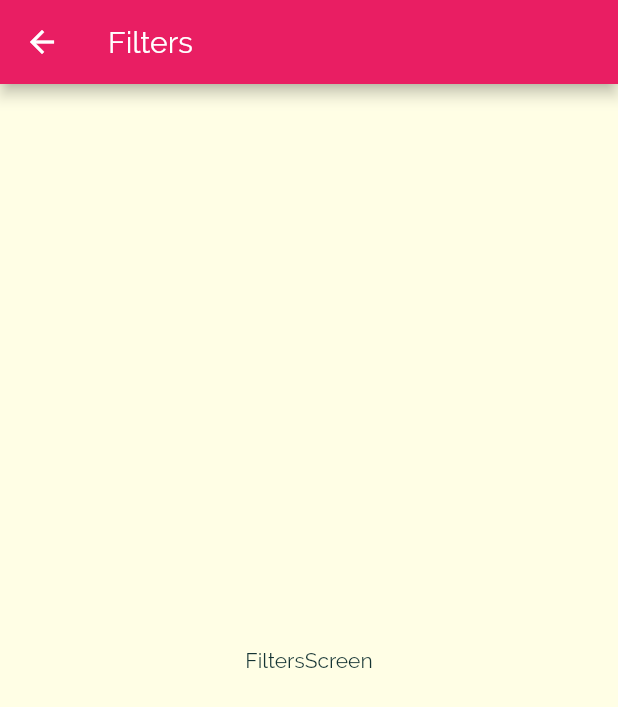
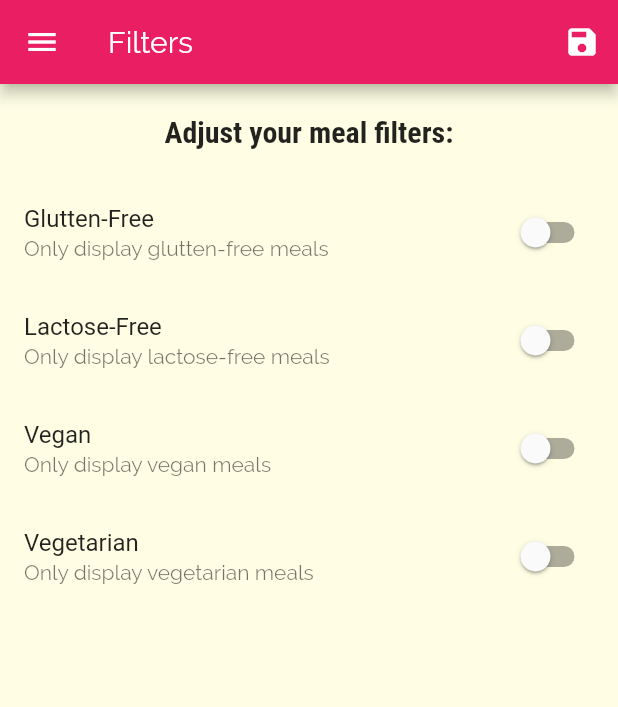
Before and after one commit to Gleisser/flutter_guide_meals, a Flutter app: the FiltersScreen screen opened by its route, on a phone screen of 412 x 824 dp. Shown: the top 707 px of the screen. Run offline on Flutter 3.47's test engine with Material 2 defaults, Android fonts, the light colour scheme and no system bars.

Commit message:
Initial Commit

```diff
--- a/lib/main.dart
+++ b/lib/main.dart
@@ -1,13 +1,70 @@
 import 'package:flutter/material.dart';
+import 'package:flutter_complete_guide/dummy_data.dart';
 import 'package:flutter_complete_guide/screens/category_meals_screen.dart';
 import 'package:flutter_complete_guide/screens/filters_screen.dart';
 import 'package:flutter_complete_guide/widgets/meal_details.dart';
 
+import 'models/meal.dart';
 import 'screens/tabs_screen.dart';
 
 void main() => runApp(MyApp());
 
-class MyApp extends StatelessWidget {
+class MyApp extends StatefulWidget {
+  @override
+  _MyAppState createState() => _MyAppState();
+}
+
+class _MyAppState extends State<MyApp> {
+  List<Meal> _availableMeals = DUMMY_MEALS;
+  List<Meal> _favoriteMeals = [];
+
+  Map<String, bool> _filters = {
+    "gluten": false,
+    "vegan": false,
+    "vegetarian": false,
+    "lactose": false,
+  };
+
+  void _setFilters(Map<String, bool> filterData) {
+    setState(() {
+      _filters = filterData;
+      _availableMeals = DUMMY_MEALS.where((meal) {
+        print(meal.isGlutenFree);
+        if (_filters["gluten"] && !meal.isGlutenFree) {
+          return false;
+        }
+        if (filterData["vegan"] && !meal.isVegan) {
+          return false;
+        }
+        if (filterData["vegetarian"] && !meal.isVegetarian) {
+          return false;
+        }
+        if (filterData["lactose"] && !meal.isLactoseFree) {
+          return false;
+        }
+        return true;
+      }).toList();
+    });
+  }
+
+  void _toggleFavourite(String mealId) {
+    setState(() {
+      int existingIndex =
+          this._favoriteMeals.indexWhere((meal) => meal.id == mealId);
+      if (existingIndex >= 0) {
+        this._favoriteMeals.removeAt(existingIndex);
+      } else {
+        this
+            ._favoriteMeals
+            .add(DUMMY_MEALS.firstWhere(((meal) => meal.id == mealId)));
+      }
+    });
+  }
+
+  bool isFavorited(id) {
+    return _favoriteMeals.any((meal) => meal.id == id);
+  }
+
   @override
   Widget build(BuildContext context) {
     return MaterialApp(
@@ -33,10 +90,12 @@ class MyApp extends StatelessWidget {
       ),
       //home: Categories(),
       routes: {
-        '/': (ctx) => TabsScreen(),
-        CategoryMealsScreen.routeName: (ctx) => CategoryMealsScreen(),
-        MealDetailsPage.routeName: (ctx) => MealDetailsPage(),
-        FiltersScreen.routeName: (ctx) => FiltersScreen(),
+        '/': (ctx) => TabsScreen(_favoriteMeals),
+        CategoryMealsScreen.routeName: (ctx) =>
+            CategoryMealsScreen(_availableMeals),
+        MealDetailsPage.routeName: (ctx) =>
+            MealDetailsPage(isFavorited, _toggleFavourite),
+        FiltersScreen.routeName: (ctx) => FiltersScreen(_filters, _setFilters),
       },
     );
   }
--- a/lib/screens/favourites_screen.dart
+++ b/lib/screens/favourites_screen.dart
@@ -1,12 +1,33 @@
 import 'package:flutter/material.dart';
+import 'package:flutter_complete_guide/models/meal.dart';
+import 'package:flutter_complete_guide/widgets/meal_item.dart';
 
 class FavouritesScreen extends StatelessWidget {
-  const FavouritesScreen({Key key}) : super(key: key);
+  List<Meal> favoratedMeals;
+
+  FavouritesScreen(this.favoratedMeals);
 
   @override
   Widget build(BuildContext context) {
-    return Center(
-      child: Text("Favourites"),
-    );
+    if (favoratedMeals.isEmpty) {
+      return Center(
+        child: Text("No Favorites found, please add some"),
+      );
+    } else {
+      return ListView.builder(
+        itemBuilder: (ctx, i) {
+          final meal = favoratedMeals[i];
+          return MealItem(
+            id: meal.id,
+            title: meal.title,
+            imageUrl: meal.imageUrl,
+            duration: meal.duration,
+            complexity: meal.complexity,
+            affordability: meal.affordability,
+          );
+        },
+        itemCount: favoratedMeals.length,
+      );
+    }
   }
 }
--- a/lib/screens/filters_screen.dart
+++ b/lib/screens/filters_screen.dart
@@ -1,17 +1,104 @@
 import 'package:flutter/material.dart';
+import 'package:flutter_complete_guide/widgets/main_drawer.dart';
 
-class FiltersScreen extends StatelessWidget {
-  const FiltersScreen({Key key}) : super(key: key);
+class FiltersScreen extends StatefulWidget {
   static const String routeName = '/filters';
+
+  final Map<String, bool> filterData;
+  final Function setFilters;
+
+  FiltersScreen(this.filterData, this.setFilters);
+
+  @override
+  _FiltersScreenState createState() => _FiltersScreenState();
+}
+
+class _FiltersScreenState extends State<FiltersScreen> {
+  bool _gluttenFree = false;
+  bool _lactoseFree = false;
+  bool _vegan = false;
+  bool _vegetarian = false;
+
+  @override
+  void initState() {
+    _gluttenFree = widget.filterData["gluten"];
+    _lactoseFree = widget.filterData["lactose"];
+    _vegan = widget.filterData["vegan"];
+    _vegetarian = widget.filterData["vegetarian"];
+    super.initState();
+  }
+
+  SwitchListTile _buildSwitchListTile(
+      String title, String subtitle, bool currentValue, Function updateState) {
+    return SwitchListTile(
+      title: Text(title),
+      subtitle: Text(subtitle),
+      value: currentValue,
+      onChanged: updateState,
+    );
+  }
 
   @override
   Widget build(BuildContext context) {
     return Scaffold(
       appBar: AppBar(
         title: Text("Filters"),
+        actions: [
+          IconButton(
+              onPressed: () {
+                final selectedFilters = {
+                  "gluten": _gluttenFree,
+                  "vegan": _vegan,
+                  "vegetarian": _vegetarian,
+                  "lactose": _lactoseFree,
+                };
+                widget.setFilters(selectedFilters);
+              },
+              icon: Icon(Icons.save))
+        ],
       ),
-      body: Center(
-        child: Text("FiltersScreen"),
+      drawer: MainDrawer(),
+      body: Column(
+        children: [
+          Container(
+            padding: EdgeInsets.all(20),
+            alignment: Alignment.center,
+            child: Text(
+              "Adjust your meal filters:",
+              style: Theme.of(context).textTheme.title,
+            ),
+          ),
+          Expanded(
+              child: ListView(
+            children: [
+              _buildSwitchListTile("Glutten-Free",
+                  "Only display glutten-free meals", _gluttenFree, (newValue) {
+                setState(() {
+                  _gluttenFree = newValue;
+                });
+              }),
+              _buildSwitchListTile("Lactose-Free",
+                  "Only display lactose-free meals", _lactoseFree, (newValue) {
+                setState(() {
+                  _lactoseFree = newValue;
+                });
+              }),
+              _buildSwitchListTile("Vegan", "Only display vegan meals", _vegan,
+                  (newValue) {
+                setState(() {
+                  _vegan = newValue;
+                });
+              }),
+              _buildSwitchListTile(
+                  "Vegetarian", "Only display vegetarian meals", _vegetarian,
+                  (newValue) {
+                setState(() {
+                  _vegetarian = newValue;
+                });
+              }),
+            ],
+          ))
+        ],
       ),
     );
   }
--- a/lib/widgets/main_drawer.dart
+++ b/lib/widgets/main_drawer.dart
@@ -44,12 +44,12 @@ class MainDrawer extends StatelessWidget {
           buildListTile(
             "Meals",
             Icons.restaurant,
-            () => Navigator.of(context).pushNamed("/"),
+            () => Navigator.of(context).pushReplacementNamed("/"),
           ),
           buildListTile(
             "Filters",
             Icons.settings,
-            () => Navigator.of(context).pushNamed(
+            () => Navigator.of(context).pushReplacementNamed(
               FiltersScreen.routeName,
             ),
           ),
--- a/lib/widgets/meal_item.dart
+++ b/lib/widgets/meal_item.dart
@@ -55,7 +55,8 @@ class MealItem extends StatelessWidget {
   Widget build(BuildContext context) {
     void selectMeal(BuildContext context) {
       Navigator.of(context)
-          .pushNamed(MealDetailsPage.routeName, arguments: this.id);
+          .pushNamed(MealDetailsPage.routeName, arguments: this.id)
+          .then((result) => {}); //this.removeItem(result));
     }
 
     return InkWell(
```
Also changed, not shown: lib/screens/category_meals_screen.dart (+25 -8 lines), lib/screens/tabs_screen.dart (+12 -3 lines), lib/widgets/meal_details.dart (+8 -0 lines).
